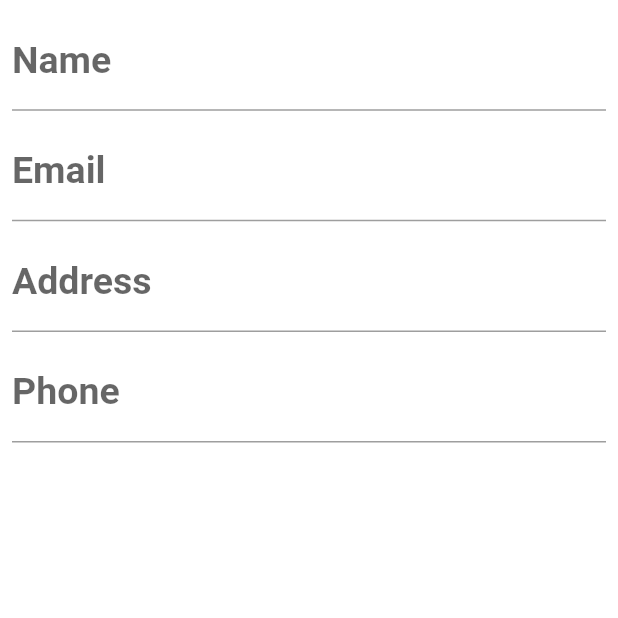
After one commit to iHamza7/Last-year-Project, a Flutter app: the CnicForm screen opened by its route, on a phone screen of 412 x 824 dp, the top half of it. The commit adds this screen. Run offline on Flutter 3.47's test engine with Material 2 defaults, Android fonts, the phone set to English and light mode, and no system bars; our stand-ins replace cloud_firestore, firebase_core, image_picker; missing offline and left inert: pakistan_cnic; accounts and stored records are empty.

Commit message:
lib changed

```diff
--- /dev/null
+++ b/lib/cnic_findupload/cnic_form.dart
@@ -0,0 +1,56 @@
+import 'package:flutter/material.dart';
+
+import 'text_field.dart';
+
+class CnicForm extends StatefulWidget {
+  const CnicForm({super.key});
+  static String routeName = "/CnicForm";
+  @override
+  State<CnicForm> createState() => _CnicFormState();
+}
+
+class _CnicFormState extends State<CnicForm> {
+  TextEditingController finderName = TextEditingController();
+  TextEditingController finderEmail = TextEditingController();
+  TextEditingController finderAddress = TextEditingController();
+  TextEditingController finderPhone = TextEditingController();
+  @override
+  Widget build(BuildContext context) {
+    return SafeArea(
+        child: Scaffold(
+      resizeToAvoidBottomInset: true,
+      body: Padding(
+        padding: const EdgeInsets.all(8.0),
+        child: Column(
+          children: [
+            TextInputField(
+              "Name",
+              finderName,
+            ),
+            TextInputField(
+              "Email",
+              finderName,
+            ),
+            TextInputField(
+              "Address",
+              finderName,
+            ),
+            TextInputField(
+              "Phone",
+              finderName,
+            ),
+          ],
+        ),
+      ),
+    ));
+  }
+
+  @override
+  void dispose() {
+    finderName.dispose();
+    finderEmail.dispose();
+    finderAddress.dispose();
+    finderPhone.dispose();
+    super.dispose();
+  }
+}
--- a/lib/routes.dart
+++ b/lib/routes.dart
@@ -2,6 +2,7 @@ import 'package:flutter/material.dart';
 import 'buttoncomp.dart/docs.dart';
 import 'buttoncomp.dart/docs2.dart';
 import 'cnic_findupload/cnic_find.dart';
+import 'cnic_findupload/cnic_form.dart';
 import 'cnic_findupload/cnic_show.dart';
 import 'cnic_findupload/cnic_upload.dart';
 
@@ -24,4 +25,5 @@ final Map<String, WidgetBuilder> routes = {
   PassFind.routeName: (context) => const PassFind(),
   PassUpload.routeName: (context) => const PassUpload(),
   ShowCnic.routeName: (context) => const ShowCnic(),
+  CnicForm.routeName: (context) => const CnicForm()
 };
```
